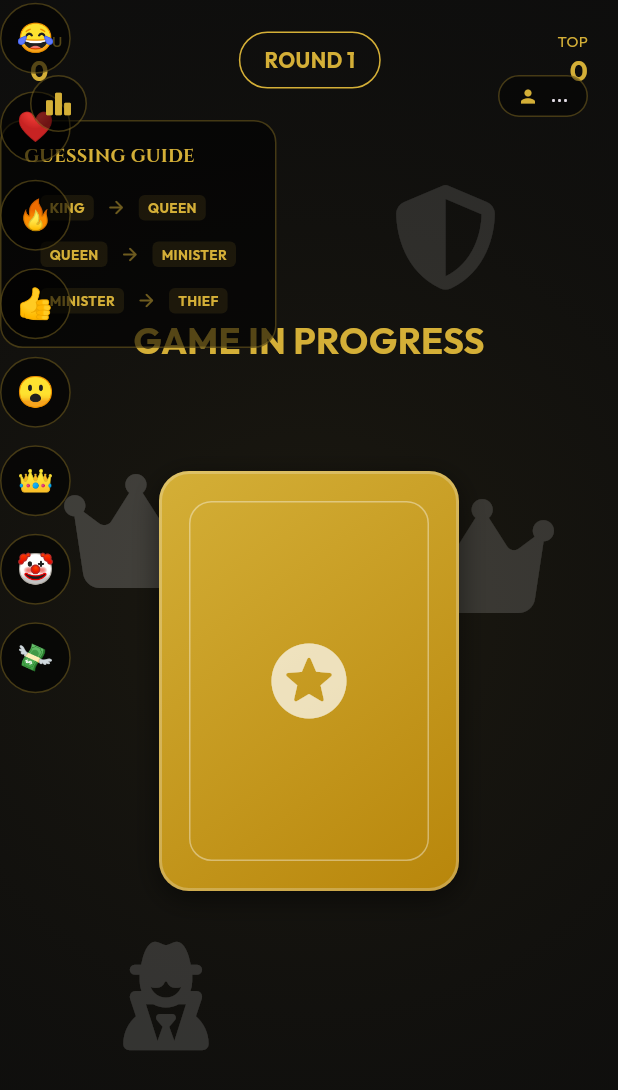
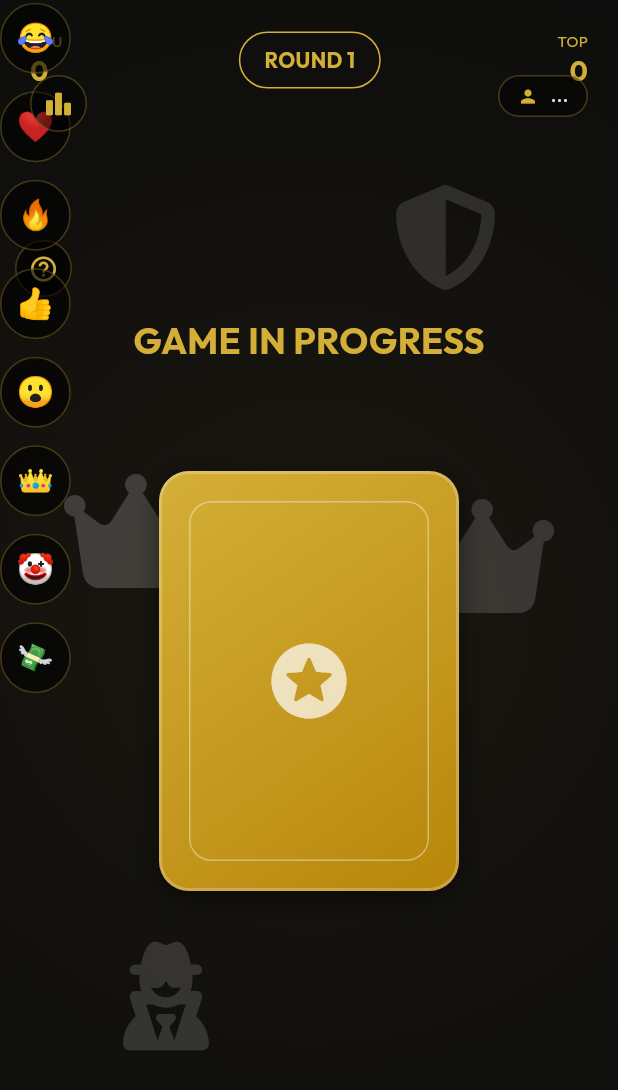
Before and after one commit to ChareshReddy/KingQueen_game, a Flutter app: the GameScreen screen opened directly, on a phone screen of 412 x 824 dp. Shown: the top 1090 px of the screen. Run offline on Flutter 3.47's test engine with Material 3 defaults, Android fonts, the phone set to English and light mode, and no system bars; drawn by our look-alikes of flutter_animate; our stand-ins replace cloud_firestore, firebase_auth, firebase_core, flutter_riverpod, font_awesome_flutter, google_fonts; accounts and stored records are empty.

Commit message:
Optimize guessing guide for mobile screens with collapsible toggle

```diff
--- a/lib/screens/game/game_screen.dart
+++ b/lib/screens/game/game_screen.dart
@@ -20,6 +20,7 @@ class GameScreen extends ConsumerStatefulWidget {
 
 class _GameScreenState extends ConsumerState<GameScreen> with WidgetsBindingObserver {
   String? _selectedPlayerId;
+  bool? _showGuide;
   bool _isMyCardRevealed = false;
   final GlobalKey _myCardKey = GlobalKey();
   final Map<String, GlobalKey> _playerKeys = {};
@@ -216,6 +217,31 @@ class _GameScreenState extends ConsumerState<GameScreen> with WidgetsBindingObse
     final activeRoles = players.map((p) => p.currentRole).whereType<String>().toSet();
     final room = ref.watch(gameProvider).currentRoom;
     final status = room?.status;
+    final bool isMobile = MediaQuery.of(context).size.width < 800;
+    final bool show = _showGuide ?? !isMobile;
+
+    if (!show) {
+      return Positioned(
+        left: 10,
+        top: 80,
+        child: GestureDetector(
+          onTap: () => setState(() => _showGuide = true),
+          child: Container(
+            padding: const EdgeInsets.all(8),
+            decoration: BoxDecoration(
+              color: Colors.black.withOpacity(0.7),
+              shape: BoxShape.circle,
+              border: Border.all(color: AppTheme.gold.withOpacity(0.3)),
+            ),
+            child: const Icon(
+              Icons.help_outline_rounded,
+              color: AppTheme.gold,
+              size: 20,
+            ),
+          ),
+        ),
+      );
+    }
 
     String guesserText = '';
     String targetText = '';
@@ -234,12 +260,13 @@ class _GameScreenState extends ConsumerState<GameScreen> with WidgetsBindingObse
     }
 
     return Positioned(
-      left: 20,
-      top: 100,
+      left: isMobile ? 10 : 20,
+      top: isMobile ? 80 : 100,
       child: Container(
-        padding: const EdgeInsets.all(15),
+        width: isMobile ? 180 : 220,
+        padding: EdgeInsets.all(isMobile ? 10 : 15),
         decoration: BoxDecoration(
-          color: Colors.black.withOpacity(0.6),
+          color: Colors.black.withOpacity(0.75),
           borderRadius: BorderRadius.circular(15),
           border: Border.all(color: AppTheme.gold.withOpacity(0.3)),
         ),
@@ -247,40 +274,56 @@ class _GameScreenState extends ConsumerState<GameScreen> with WidgetsBindingObse
           crossAxisAlignment: CrossAxisAlignment.start,
           mainAxisSize: MainAxisSize.min,
           children: [
+            Row(
+              mainAxisAlignment: MainAxisAlignment.spaceBetween,
+              children: [
                 Text(
                   'GUESSING GUIDE',
                   style: GoogleFonts.cinzel(
                     color: AppTheme.gold,
-                fontSize: 12,
+                    fontSize: isMobile ? 10 : 12,
                     fontWeight: FontWeight.bold,
                   ),
                 ),
-            const SizedBox(height: 10),
-            _guideRow('KING', 'QUEEN', Icons.arrow_forward_rounded, highlight: status == RoomStatus.playing),
-            _guideRow('QUEEN', 'MINISTER', Icons.arrow_forward_rounded, highlight: status == RoomStatus.guessing_minister),
-            _guideRow('MINISTER', 'THIEF', Icons.arrow_forward_rounded, highlight: status == RoomStatus.guessing_thief),
+                GestureDetector(
+                  onTap: () => setState(() => _showGuide = false),
+                  child: const Icon(
+                    Icons.close_rounded,
+                    color: Colors.white70,
+                    size: 16,
+                  ),
+                ),
+              ],
+            ),
+            SizedBox(height: isMobile ? 6 : 10),
+            _guideRow('KING', 'QUEEN', Icons.arrow_forward_rounded, highlight: status == RoomStatus.playing, isMobile: isMobile),
+            _guideRow('QUEEN', 'MINISTER', Icons.arrow_forward_rounded, highlight: status == RoomStatus.guessing_minister, isMobile: isMobile),
+            _guideRow('MINISTER', 'THIEF', Icons.arrow_forward_rounded, highlight: status == RoomStatus.guessing_thief, isMobile: isMobile),
             if (guesserText.isNotEmpty) ...[
-              const SizedBox(height: 12),
-              Container(height: 1, width: 120, color: Colors.white10),
-              const SizedBox(height: 8),
+              SizedBox(height: isMobile ? 8 : 12),
+              Container(height: 1, width: double.infinity, color: Colors.white10),
+              SizedBox(height: isMobile ? 6 : 8),
               Text(
                 'ACTIVE GUESS',
                 style: GoogleFonts.cinzel(
                   color: AppTheme.gold,
-                  fontSize: 10,
+                  fontSize: isMobile ? 8 : 10,
                   fontWeight: FontWeight.bold,
                 ),
               ),
-              const SizedBox(height: 6),
+              SizedBox(height: isMobile ? 4 : 6),
               Row(
                 mainAxisSize: MainAxisSize.min,
                 children: [
-                  Text(
+                  Expanded(
+                    child: Text(
                       guesserText,
-                    style: const TextStyle(
+                      style: TextStyle(
                         color: Colors.white,
-                      fontSize: 11,
+                        fontSize: isMobile ? 10 : 11,
                         fontWeight: FontWeight.bold,
+                        overflow: TextOverflow.ellipsis,
+                      ),
                     ),
                   ),
                   const SizedBox(width: 4),
@@ -288,9 +331,9 @@ class _GameScreenState extends ConsumerState<GameScreen> with WidgetsBindingObse
                   const SizedBox(width: 4),
                   Text(
                     targetText,
-                    style: const TextStyle(
+                    style: TextStyle(
                       color: Colors.white70,
-                      fontSize: 11,
+                      fontSize: isMobile ? 10 : 11,
                       fontWeight: FontWeight.w500,
                     ),
                   ),
@@ -298,21 +341,21 @@ class _GameScreenState extends ConsumerState<GameScreen> with WidgetsBindingObse
               ),
             ],
             if (activeRoles.any((r) => ['Guard', 'Fake Queen', 'Assassin'].contains(r))) ...[
-              const SizedBox(height: 12),
-              Container(height: 1, width: 120, color: Colors.white10),
-              const SizedBox(height: 8),
+              SizedBox(height: isMobile ? 8 : 12),
+              Container(height: 1, width: double.infinity, color: Colors.white10),
+              SizedBox(height: isMobile ? 6 : 8),
               Text(
                 'SPECIAL ROLES',
                 style: GoogleFonts.cinzel(
                   color: AppTheme.gold.withOpacity(0.8),
-                  fontSize: 10,
+                  fontSize: isMobile ? 8 : 10,
                   fontWeight: FontWeight.bold,
                 ),
               ),
-              const SizedBox(height: 4),
-              if (activeRoles.contains('Guard')) _specialRoleHint('GUARD', 'Protect 1 player'),
-              if (activeRoles.contains('Fake Queen')) _specialRoleHint('FAKE QUEEN', 'Mislead the King'),
-              if (activeRoles.contains('Assassin')) _specialRoleHint('ASSASSIN', 'Cancel 1 player\'s pts'),
+              SizedBox(height: isMobile ? 3 : 4),
+              if (activeRoles.contains('Guard')) _specialRoleHint('GUARD', 'Protect 1 player', isMobile: isMobile),
+              if (activeRoles.contains('Fake Queen')) _specialRoleHint('FAKE QUEEN', 'Mislead the King', isMobile: isMobile),
+              if (activeRoles.contains('Assassin')) _specialRoleHint('ASSASSIN', 'Cancel 1 player\'s pts', isMobile: isMobile),
             ]
           ],
         ),
@@ -320,7 +363,7 @@ class _GameScreenState extends ConsumerState<GameScreen> with WidgetsBindingObse
     ).animate().fadeIn().slideX(begin: -0.2, end: 0);
   }
 
-  Widget _specialRoleHint(String role, String hint) {
+  Widget _specialRoleHint(String role, String hint, {bool isMobile = false}) {
     return Padding(
       padding: const EdgeInsets.symmetric(vertical: 2.0),
       child: Row(
@@ -332,19 +375,19 @@ class _GameScreenState extends ConsumerState<GameScreen> with WidgetsBindingObse
               color: AppTheme.gold.withOpacity(0.1),
               borderRadius: BorderRadius.circular(3),
             ),
-            child: Text(role, style: const TextStyle(color: AppTheme.gold, fontSize: 8, fontWeight: FontWeight.bold)),
+            child: Text(role, style: TextStyle(color: AppTheme.gold, fontSize: isMobile ? 7 : 8, fontWeight: FontWeight.bold)),
           ),
           const SizedBox(width: 6),
-          Text(hint, style: const TextStyle(color: Colors.white54, fontSize: 8)),
+          Text(hint, style: TextStyle(color: Colors.white54, fontSize: isMobile ? 7 : 8)),
         ],
       ),
     );
   }
 
-  Widget _guideRow(String from, String to, IconData icon, {bool highlight = false}) {
+  Widget _guideRow(String from, String to, IconData icon, {bool highlight = false, bool isMobile = false}) {
     return Container(
       margin: const EdgeInsets.symmetric(vertical: 2),
-      padding: const EdgeInsets.symmetric(horizontal: 6, vertical: 4),
+      padding: EdgeInsets.symmetric(horizontal: isMobile ? 4 : 6, vertical: isMobile ? 2 : 4),
       decoration: BoxDecoration(
         color: highlight ? AppTheme.gold.withOpacity(0.15) : Colors.transparent,
         borderRadius: BorderRadius.circular(6),
@@ -355,27 +398,27 @@ class _GameScreenState extends ConsumerState<GameScreen> with WidgetsBindingObse
       child: Row(
         mainAxisSize: MainAxisSize.min,
         children: [
-          _roleSmallTag(from),
+          _roleSmallTag(from, isMobile: isMobile),
           const SizedBox(width: 4),
-          Icon(icon, size: 14, color: highlight ? AppTheme.gold : AppTheme.gold.withOpacity(0.5)),
+          Icon(icon, size: isMobile ? 11 : 14, color: highlight ? AppTheme.gold : AppTheme.gold.withOpacity(0.5)),
           const SizedBox(width: 4),
-          _roleSmallTag(to),
+          _roleSmallTag(to, isMobile: isMobile),
         ],
       ),
     );
   }
 
-  Widget _roleSmallTag(String role) {
+  Widget _roleSmallTag(String role, {bool isMobile = false}) {
     return Container(
-      padding: const EdgeInsets.symmetric(horizontal: 6, vertical: 2),
-      margin: const EdgeInsets.symmetric(horizontal: 4),
+      padding: EdgeInsets.symmetric(horizontal: isMobile ? 4 : 6, vertical: 2),
+      margin: const EdgeInsets.symmetric(horizontal: 2),
       decoration: BoxDecoration(
         color: AppTheme.gold.withOpacity(0.1),
         borderRadius: BorderRadius.circular(4),
       ),
       child: Text(
         role,
-        style: const TextStyle(color: AppTheme.gold, fontSize: 9, fontWeight: FontWeight.bold),
+        style: TextStyle(color: AppTheme.gold, fontSize: isMobile ? 8 : 9, fontWeight: FontWeight.bold),
       ),
     );
   }
```
Also changed, not shown: 3 other files. Lines whose indentation alone changed are shown as unchanged.
